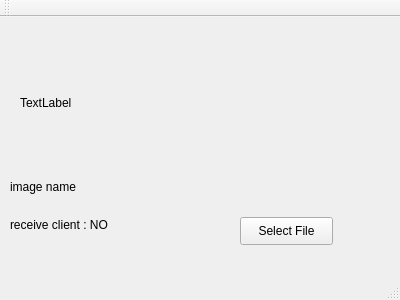
First picture: the form in Server/mainwindow.ui, repository monsty/licenserecognizer, before the edit.
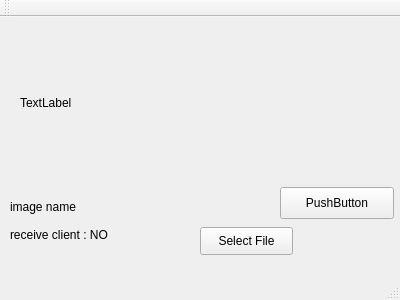
Second picture: the form after the edit.

Patch:
```diff
--- a/Server/mainwindow.ui
+++ b/Server/mainwindow.ui
@@ -18,7 +18,7 @@
     <property name="geometry">
      <rect>
       <x>10</x>
-      <y>200</y>
+      <y>210</y>
       <width>151</width>
       <height>16</height>
      </rect>
@@ -31,7 +31,7 @@
     <property name="geometry">
      <rect>
       <x>10</x>
-      <y>160</y>
+      <y>180</y>
       <width>291</width>
       <height>20</height>
      </rect>
@@ -43,8 +43,8 @@
    <widget class="QPushButton" name="pushButton">
     <property name="geometry">
      <rect>
-      <x>240</x>
-      <y>200</y>
+      <x>200</x>
+      <y>210</y>
       <width>93</width>
       <height>28</height>
      </rect>
@@ -57,9 +57,9 @@
     <property name="geometry">
      <rect>
       <x>20</x>
-      <y>30</y>
+      <y>10</y>
       <width>341</width>
-      <height>111</height>
+      <height>151</height>
      </rect>
     </property>
     <property name="text">
@@ -69,6 +69,19 @@
      <bool>true</bool>
     </property>
    </widget>
+   <widget class="QPushButton" name="pushButton_2">
+    <property name="geometry">
+     <rect>
+      <x>280</x>
+      <y>170</y>
+      <width>114</width>
+      <height>32</height>
+     </rect>
+    </property>
+    <property name="text">
+     <string>PushButton</string>
+    </property>
+   </widget>
   </widget>
   <widget class="QMenuBar" name="menuBar">
    <property name="geometry">
```
Left out of the diff: 2 changed lines with no effect on the pictures.
